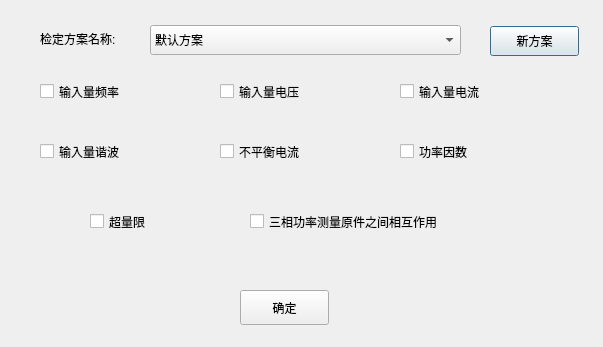
Old version of the form Project/pro/ui/sys_changecheckmanager.ui in the repository Paul3326/FFT_4Qt.
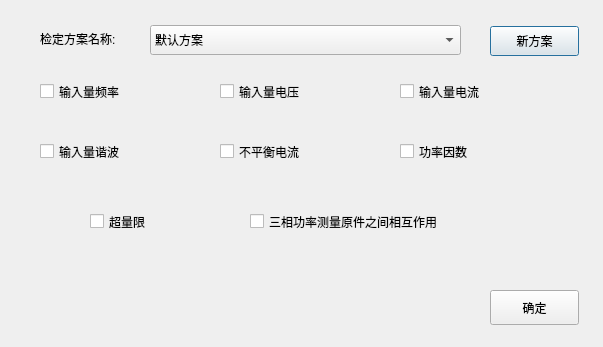
New version of the form.

What changed in the file:
```diff
--- a/Project/pro/ui/sys_changecheckmanager.ui
+++ b/Project/pro/ui/sys_changecheckmanager.ui
@@ -166,7 +166,7 @@
   <widget class="QPushButton" name="pushButton_2">
    <property name="geometry">
     <rect>
-     <x>240</x>
+     <x>490</x>
      <y>290</y>
      <width>89</width>
      <height>35</height>
```
